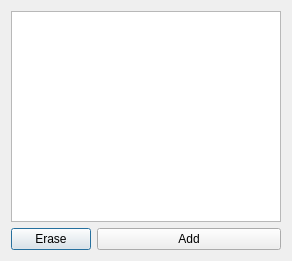
Qt form widgets/startpathconfwidget.ui (cxxsucks/SearchEverywhere) before a commit.
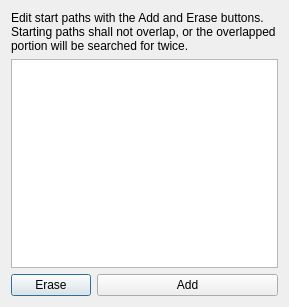
The same form after that commit.

The edit to the form file:
```diff
--- a/widgets/startpathconfwidget.ui
+++ b/widgets/startpathconfwidget.ui
@@ -6,15 +6,15 @@
    <rect>
     <x>0</x>
     <y>0</y>
-    <width>292</width>
-    <height>261</height>
+    <width>289</width>
+    <height>307</height>
    </rect>
   </property>
   <property name="windowTitle">
    <string>Edit Start Paths</string>
   </property>
   <layout class="QFormLayout" name="formLayout">
-   <item row="0" column="0" colspan="2">
+   <item row="1" column="0" colspan="2">
     <widget class="QListWidget" name="startPathLst">
      <property name="editTriggers">
       <set>QAbstractItemView::NoEditTriggers</set>
@@ -24,20 +24,31 @@
      </property>
     </widget>
    </item>
-   <item row="2" column="0">
+   <item row="3" column="0">
     <widget class="QPushButton" name="eraseBut">
      <property name="text">
       <string>Erase</string>
      </property>
     </widget>
    </item>
-   <item row="2" column="1">
+   <item row="3" column="1">
     <widget class="QPushButton" name="addBut">
      <property name="text">
       <string>Add</string>
      </property>
     </widget>
    </item>
+   <item row="0" column="0" colspan="2">
+    <widget class="QLabel" name="label">
+     <property name="text">
+      <string>Edit start paths with the Add and Erase buttons.
+Starting paths shall not overlap, or the overlapped portion will be searched for twice.</string>
+     </property>
+     <property name="wordWrap">
+      <bool>true</bool>
+     </property>
+    </widget>
+   </item>
   </layout>
  </widget>
  <resources/>
```
